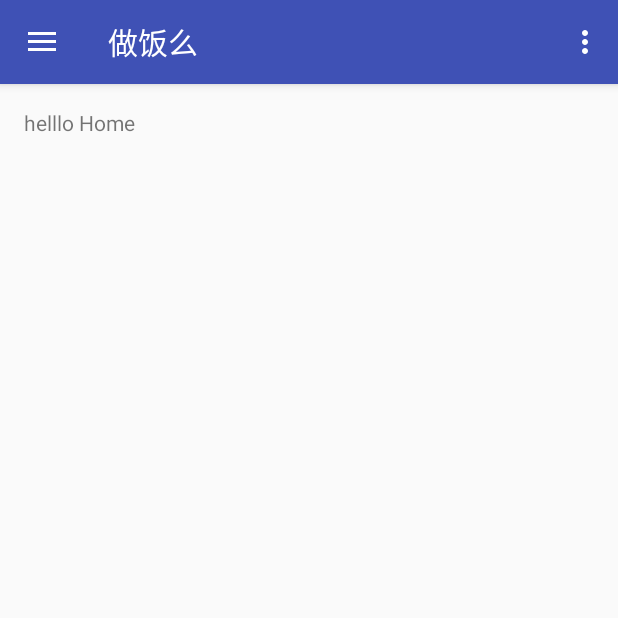
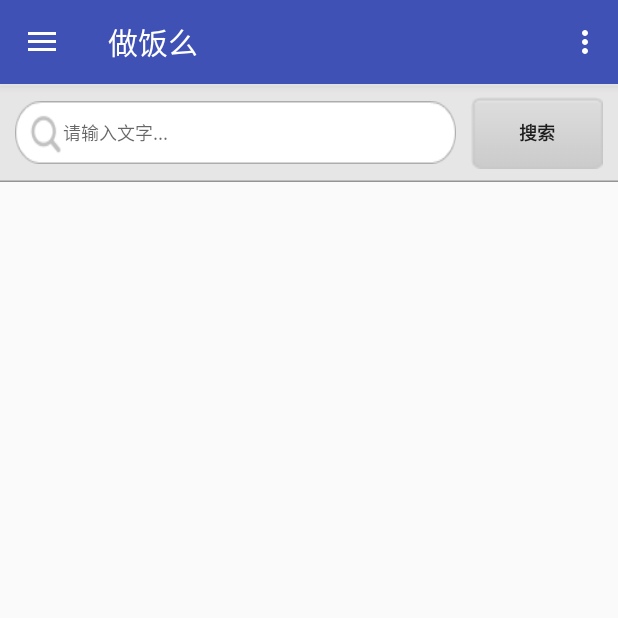
Before and after one commit to cxyliuyu/CookingDIY_Android, an Android app: the screen it shows after launch (MainActivity), on a phone screen of 412 x 824 dp, the top half of it. Run offline under Robolectric (Android 15) with nearby library versions, the phone set to English and light mode, and no system bars.

Commit message:
常规提交

```diff
--- /dev/null
+++ b/app/src/main/res/drawable/top_background.xml
@@ -0,0 +1,4 @@
+<?xml version="1.0" encoding="utf-8"?>
+<bitmap xmlns:android="http://schemas.android.com/apk/res/android"
+    android:src="@drawable/search_top_background"
+    android:tileMode="repeat"/>
--- a/app/src/main/res/layout/content_main.xml
+++ b/app/src/main/res/layout/content_main.xml
@@ -2,12 +2,10 @@
 <RelativeLayout xmlns:android="http://schemas.android.com/apk/res/android"
     xmlns:tools="http://schemas.android.com/tools"
     xmlns:app="http://schemas.android.com/apk/res-auto" android:layout_width="match_parent"
-    android:layout_height="match_parent" android:paddingLeft="@dimen/activity_horizontal_margin"
-    android:paddingRight="@dimen/activity_horizontal_margin"
-    android:paddingTop="@dimen/activity_vertical_margin"
-    android:paddingBottom="@dimen/activity_vertical_margin"
+    android:layout_height="match_parent"
     app:layout_behavior="@string/appbar_scrolling_view_behavior" tools:showIn="@layout/app_bar_main"
     tools:context=".MainActivity">
+
     <FrameLayout
         android:layout_width="match_parent"
         android:layout_height="match_parent"
--- a/app/src/main/res/layout/fragment_home.xml
+++ b/app/src/main/res/layout/fragment_home.xml
@@ -4,7 +4,66 @@
     tools:context="com.cxyliuyu.www.cookingdiy_android.Activity.Fragment.HomeFragment">
 
     <!-- TODO: Update blank fragment layout -->
-    <TextView android:layout_width="match_parent" android:layout_height="match_parent"
-        android:text="helllo Home" />
+
+
+    <RelativeLayout xmlns:android="http://schemas.android.com/apk/res/android"
+        android:orientation="vertical"
+        android:paddingBottom="50dp"
+        android:layout_width="fill_parent"
+        android:layout_height="fill_parent">
+
+        <RelativeLayout android:id="@+id/top"
+            android:layout_width="fill_parent"
+            android:layout_alignParentTop="true"
+            android:paddingLeft="10dp"
+            android:paddingRight="10dp"
+            android:background="@drawable/top_background"
+            android:layout_height="wrap_content">
+
+            <Button android:id="@+id/btnSearch"
+                android:layout_width="wrap_content"
+                android:layout_height="wrap_content"
+                android:gravity="center"
+                android:layout_centerVertical="true"
+                android:layout_alignParentRight="true"
+                android:textSize="12sp"
+                android:textStyle="bold"
+                android:background="@drawable/search_btn_background"
+                android:text="搜索"/>
+
+            <RelativeLayout android:id="@+id/rlSearchFrameDelete"
+                android:layout_width="fill_parent"
+                android:layout_height="wrap_content"
+                android:layout_centerVertical="true"
+                android:gravity="center_vertical"
+                android:layout_toLeftOf="@id/btnSearch">
+
+                <EditText android:id="@+id/etSearch"
+                    android:layout_width="fill_parent"
+                    android:layout_height="wrap_content"
+                    android:singleLine="true"
+                    android:background="@drawable/search_frame"
+                    android:layout_marginRight="10dp"
+                    android:paddingLeft="32dp"
+                    android:textSize="12sp"
+                    android:hint="请输入文字..."/>
+
+                <ImageView android:id="@+id/ivDeleteText"
+                    android:layout_width="wrap_content"
+                    android:layout_height="wrap_content"
+                    android:layout_alignParentRight="true"
+                    android:src="@drawable/delete"
+                    android:layout_centerInParent="true"
+                    android:paddingRight="20dp"
+                    android:visibility="gone"/>
+
+            </RelativeLayout>
+
+
+        </RelativeLayout>
+
+    </RelativeLayout>
+
+
 
 </FrameLayout>
```
Also changed, not shown: app/src/main/res/drawable/delete.png (added), app/src/main/res/drawable/ic_action_search.png (added), app/src/main/res/drawable/search_frame.9.png (added), app/src/main/res/drawable/search_top_background.png (added).
